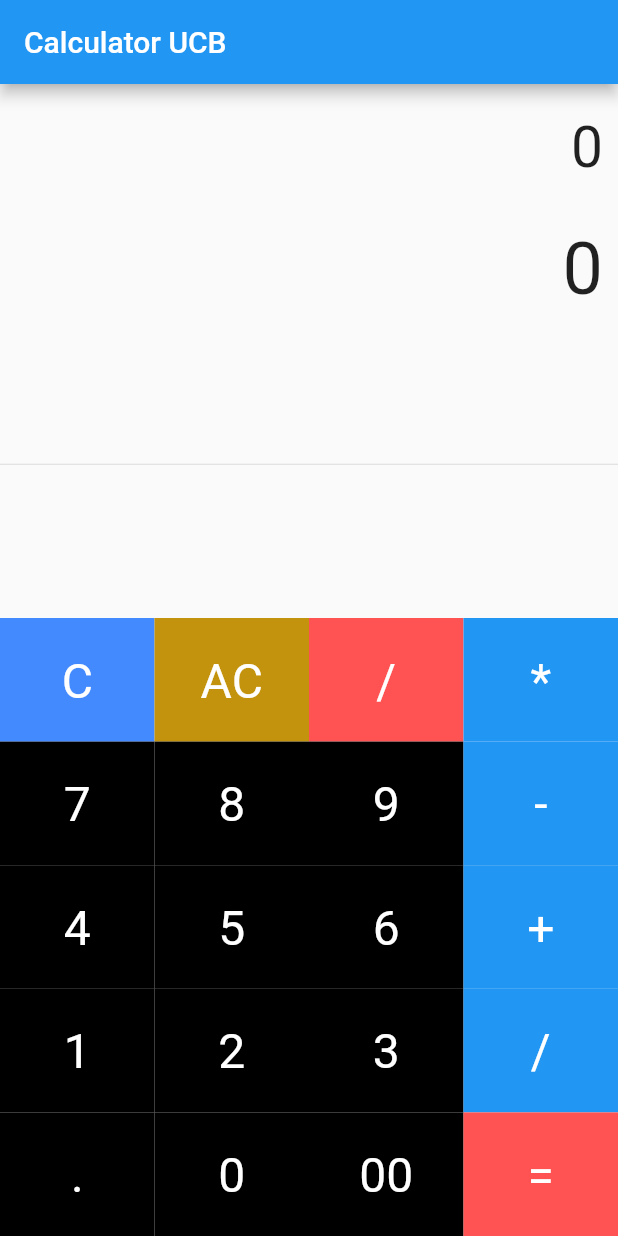
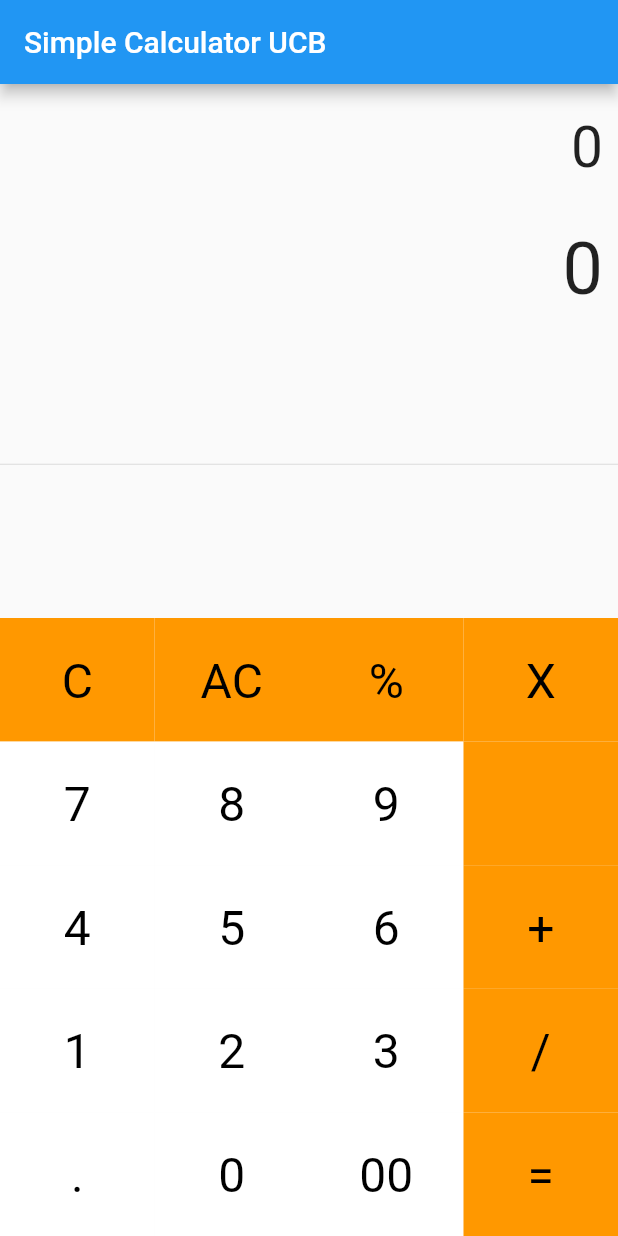
Before and after one commit to JhousefSilva1/Calculator, a Flutter app: the screen it shows after launch, on a phone screen of 412 x 824 dp. Run offline on Flutter 3.47's test engine with Material 2 defaults, Android fonts, the phone set to English and light mode, and no system bars; our stand-ins replace math_expressions.

Commit message:
Appl some colores in the app

```diff
--- a/lib/SimpleCalculator.dart
+++ b/lib/SimpleCalculator.dart
@@ -1,5 +1,5 @@
 
-// ignore_for_file: library_private_types_in_public_api
+// ignore_for_file: library_private_types_in_public_api, unused_local_variable, unnecessary_new, prefer_const_constructors, duplicate_ignore, sized_box_for_whitespace
 
 import 'package:flutter/material.dart';
 import 'package:math_expressions/math_expressions.dart';
@@ -31,8 +31,10 @@ class _SimpleCalculatorState extends State<SimpleCalculator> {
           equation = "0";
         }
 
+      // ignore: duplicate_ignore
       }else if (buttonText == "="){
         double equationFontSize = 38.0;
+        // ignore: unused_local_variable
         double resultFontSize = 48.0;
 
         expression = equation;
@@ -73,7 +75,7 @@ class _SimpleCalculatorState extends State<SimpleCalculator> {
           style: TextStyle(
             fontSize: 32.0,
             fontWeight: FontWeight.normal,
-            color: Colors.white,
+            color: Colors.black,
           ),
         ),
         onPressed: () => buttonPressed(buttonText),
@@ -95,7 +97,7 @@ class _SimpleCalculatorState extends State<SimpleCalculator> {
   @override
   Widget build(BuildContext context) {
     return Scaffold(
-      appBar: AppBar(title: Text('Calculator UCB')),
+      appBar: AppBar(title: Text('Simple Calculator UCB')),
       body: Column(
         children: <Widget>[
           Container(
@@ -123,9 +125,10 @@ class _SimpleCalculatorState extends State<SimpleCalculator> {
                   children: [
                     TableRow(
                         children: [
-                          buildButton("C", 1, Colors.blueAccent ),
-                          buildButton("AC", 1, Color.fromARGB(255, 196, 147, 13) ),
-                          buildButton("/", 1, Colors.redAccent ),
+
+                          buildButton("C", 1, Colors.orange),
+                          buildButton("AC", 1, Colors.orange ),
+                          buildButton("%", 1, Colors.orange ),
 
 
                         ]
@@ -133,36 +136,36 @@ class _SimpleCalculatorState extends State<SimpleCalculator> {
 
                     TableRow(
                         children: [
-                          buildButton("7", 1, Colors.black ),
-                          buildButton("8", 1, Colors.black ),
-                          buildButton("9", 1, Colors.black ),
+                          buildButton("7", 1, Colors.white ),
+                          buildButton("8", 1, Colors.white ),
+                          buildButton("9", 1, Colors.white ),
 
 
                         ]
                     ),
                     TableRow(
                         children: [
-                          buildButton("4", 1, Colors.black ),
-                          buildButton("5", 1, Colors.black ),
-                          buildButton("6", 1, Colors.black ),
+                          buildButton("4", 1, Colors.white ),
+                          buildButton("5", 1, Colors.white ),
+                          buildButton("6", 1, Colors.white ),
 
 
                         ]
                     ),
                     TableRow(
                         children: [
-                          buildButton("1", 1, Colors.black ),
-                          buildButton("2", 1, Colors.black ),
-                          buildButton("3", 1, Colors.black ),
+                          buildButton("1", 1, Colors.white ),
+                          buildButton("2", 1, Colors.white ),
+                          buildButton("3", 1, Colors.white ),
 
 
                         ]
                     ),
                     TableRow(
                         children: [
-                          buildButton(".", 1, Colors.black ),
-                          buildButton("0", 1, Colors.black ),
-                          buildButton("00", 1, Colors.black ),
+                          buildButton(".", 1, Colors.white ),
+                          buildButton("0", 1, Colors.white ),
+                          buildButton("00", 1, Colors.white ),
 
 
                         ]
@@ -177,27 +180,27 @@ class _SimpleCalculatorState extends State<SimpleCalculator> {
                   children: [
                     TableRow(
                         children: [
-                          buildButton("*",1,Colors.blue),
+                          buildButton("X",1,Colors.orange),
                         ]
                     ),
                     TableRow(
                         children: [
-                          buildButton("-",1,Colors.blue),
+                          buildButton("",1,Colors.orange),
                         ]
                     ),
                     TableRow(
                         children: [
-                          buildButton("+",1,Colors.blue),
+                          buildButton("+",1,Colors.orange),
                         ]
                     ),
                     TableRow(
                         children: [
-                          buildButton("/",1,Colors.blue),
+                          buildButton("/",1,Colors.orange),
                         ]
                     ),
                     TableRow(
                         children: [
-                          buildButton("=",1,Colors.redAccent),
+                          buildButton("=",1,Colors.orange),
                         ]
                     )
                   ],
```
Also changed, not shown: 1 other file.
